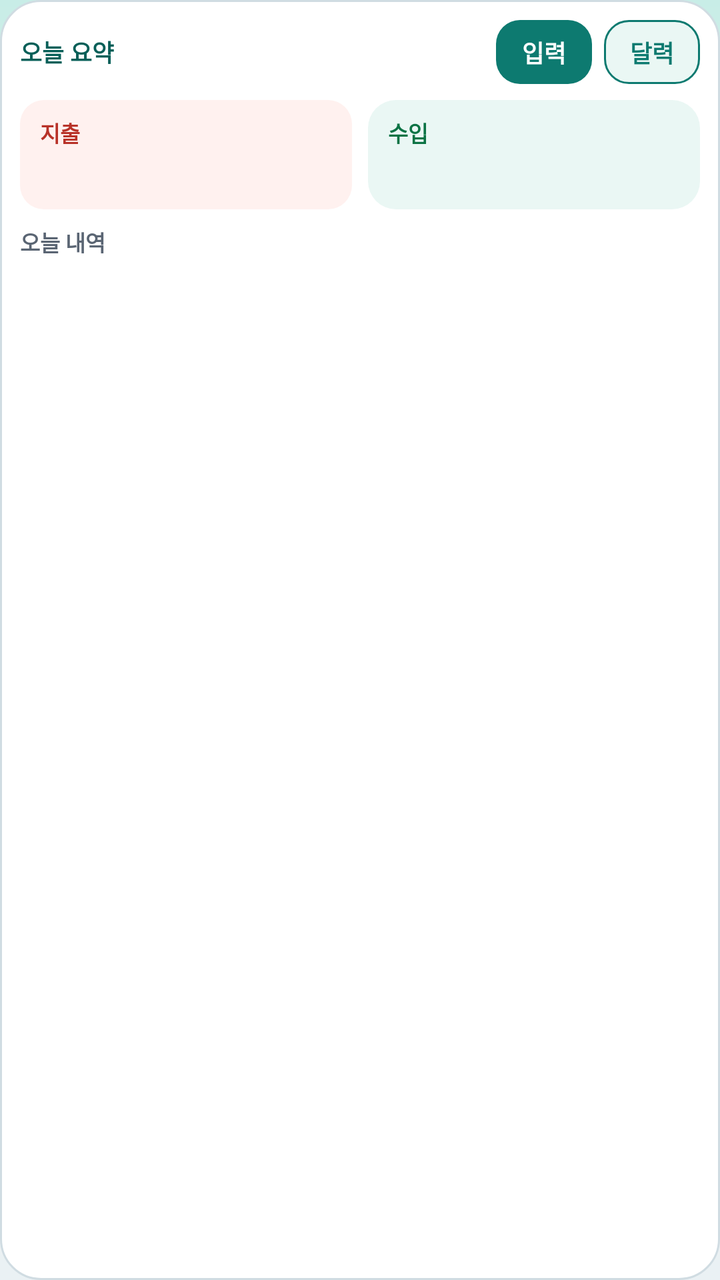
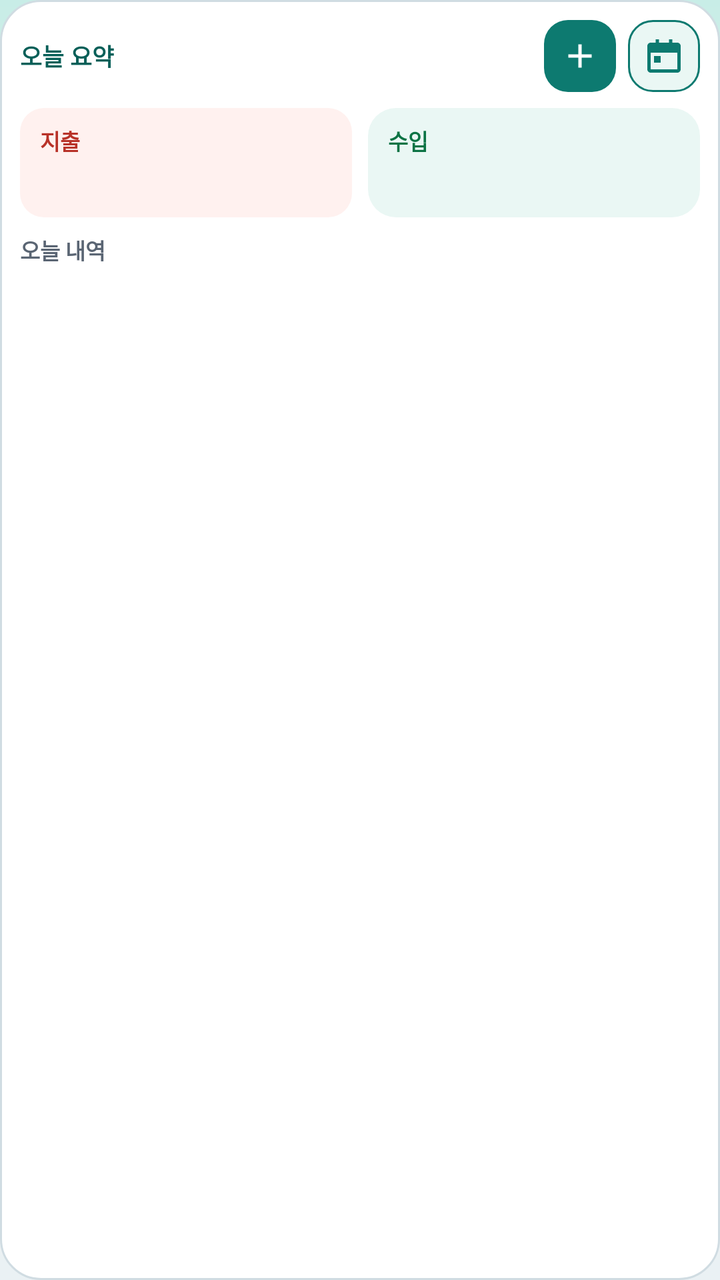

Before-and-after screenshots of an Android layout around one commit, followed by the original layout XML and the change that was made.
<!-- AndroidManifest.xml: application theme Theme.EasyLedger -->
<!-- res/layout/widget_today_expense.xml -->
<?xml version="1.0" encoding="utf-8"?>
<LinearLayout xmlns:android="http://schemas.android.com/apk/res/android"
    android:id="@+id/widget_root"
    android:layout_width="match_parent"
    android:layout_height="match_parent"
    android:background="@drawable/bg_widget"
    android:orientation="vertical"
    android:padding="10dp">

    <LinearLayout
        android:layout_width="match_parent"
        android:layout_height="wrap_content"
        android:gravity="center_vertical"
        android:orientation="horizontal">

        <TextView
            android:id="@+id/widget_title"
            android:layout_width="0dp"
            android:layout_height="wrap_content"
            android:layout_weight="1"
            android:ellipsize="end"
            android:maxLines="1"
            android:text="@string/widget_today_summary"
            android:textColor="#065F58"
            android:textSize="12sp"
            android:textStyle="bold" />

        <TextView
            android:id="@+id/widget_count"
            android:layout_width="wrap_content"
            android:layout_height="wrap_content"
            android:layout_marginEnd="8dp"
            android:textColor="#5A6573"
            android:textSize="11sp" />

        <TextView
            android:id="@+id/widget_add"
            android:layout_width="wrap_content"
            android:layout_height="32dp"
            android:background="@drawable/bg_widget_button"
            android:gravity="center"
            android:includeFontPadding="false"
            android:minWidth="48dp"
            android:paddingStart="12dp"
            android:paddingEnd="12dp"
            android:text="@string/widget_quick_input_short"
            android:textColor="#FFFFFF"
            android:textSize="12sp"
            android:textStyle="bold" />

        <TextView
            android:id="@+id/widget_detail"
            android:layout_width="wrap_content"
            android:layout_height="32dp"
            android:layout_marginStart="6dp"
            android:background="@drawable/bg_widget_button_outline"
            android:gravity="center"
            android:includeFontPadding="false"
            android:minWidth="48dp"
            android:paddingStart="12dp"
            android:paddingEnd="12dp"
            android:text="@string/widget_view_detail_short"
            android:textColor="#0D7A70"
            android:textSize="12sp"
            android:textStyle="bold" />
    </LinearLayout>

    <LinearLayout
        android:layout_width="match_parent"
        android:layout_height="wrap_content"
        android:layout_marginTop="8dp"
        android:orientation="horizontal">

        <LinearLayout
            android:layout_width="0dp"
            android:layout_height="wrap_content"
            android:layout_marginEnd="4dp"
            android:layout_weight="1"
            android:background="@drawable/bg_widget_panel_expense"
            android:orientation="vertical"
            android:paddingStart="10dp"
            android:paddingTop="8dp"
            android:paddingEnd="10dp"
            android:paddingBottom="8dp">

            <TextView
                android:layout_width="match_parent"
                android:layout_height="wrap_content"
                android:text="@string/expense"
                android:textColor="#B83228"
                android:textSize="11sp"
                android:textStyle="bold" />

            <TextView
                android:id="@+id/widget_expense"
                android:layout_width="match_parent"
                android:layout_height="wrap_content"
                android:layout_marginTop="2dp"
                android:ellipsize="end"
                android:maxLines="1"
                android:textColor="#121A24"
                android:textSize="15sp"
                android:textStyle="bold" />
        </LinearLayout>

        <LinearLayout
            android:layout_width="0dp"
            android:layout_height="wrap_content"
            android:layout_marginStart="4dp"
            android:layout_weight="1"
            android:background="@drawable/bg_widget_panel"
            android:orientation="vertical"
            android:paddingStart="10dp"
            android:paddingTop="8dp"
            android:paddingEnd="10dp"
            android:paddingBottom="8dp">

            <TextView
                android:layout_width="match_parent"
                android:layout_height="wrap_content"
                android:text="@string/income"
                android:textColor="#0B7344"
                android:textSize="11sp"
                android:textStyle="bold" />

            <TextView
                android:id="@+id/widget_income"
                android:layout_width="match_parent"
                android:layout_height="wrap_content"
                android:layout_marginTop="2dp"
                android:ellipsize="end"
                android:maxLines="1"
                android:textColor="#121A24"
                android:textSize="15sp"
                android:textStyle="bold" />
        </LinearLayout>
    </LinearLayout>

    <TextView
        android:id="@+id/widget_list_title"
        android:layout_width="match_parent"
        android:layout_height="wrap_content"
        android:layout_marginTop="8dp"
        android:text="@string/widget_today_list"
        android:textColor="#5A6573"
        android:textSize="11sp"
        android:textStyle="bold" />

    <LinearLayout
        android:id="@+id/widget_list"
        android:layout_width="match_parent"
        android:layout_height="0dp"
        android:layout_marginTop="2dp"
        android:layout_weight="1"
        android:orientation="vertical" />

    <TextView
        android:id="@+id/widget_empty"
        android:layout_width="match_parent"
        android:layout_height="0dp"
        android:layout_weight="1"
        android:gravity="center_vertical"
        android:text="@string/widget_today_empty"
        android:textColor="#8A94A1"
        android:textSize="12sp"
        android:visibility="gone" />

    <TextView
        android:id="@+id/widget_more"
        android:layout_width="match_parent"
        android:layout_height="wrap_content"
        android:layout_marginTop="2dp"
        android:gravity="end"
        android:textColor="#0D7A70"
        android:textSize="11sp"
        android:visibility="gone" />
</LinearLayout>
<!-- resources referenced by this layout -->
<resources>
  <!-- drawable bg_widget (drawable) -->
  <?xml version="1.0" encoding="utf-8"?>
  <shape xmlns:android="http://schemas.android.com/apk/res/android"
      android:shape="rectangle">
      <corners android:radius="20dp" />
      <solid android:color="#FFFFFF" />
      <stroke
          android:width="1dp"
          android:color="#D0DCE2" />
  </shape>
  <!-- drawable bg_widget_button (drawable) -->
  <?xml version="1.0" encoding="utf-8"?>
  <shape xmlns:android="http://schemas.android.com/apk/res/android"
      android:shape="rectangle">
      <corners android:radius="12dp" />
      <solid android:color="#0D7A70" />
  </shape>
  <!-- drawable bg_widget_button_outline (drawable) -->
  <?xml version="1.0" encoding="utf-8"?>
  <shape xmlns:android="http://schemas.android.com/apk/res/android"
      android:shape="rectangle">
      <corners android:radius="12dp" />
      <solid android:color="#EAF7F4" />
      <stroke
          android:width="1dp"
          android:color="#0D7A70" />
  </shape>
  <!-- drawable bg_widget_panel (drawable) -->
  <?xml version="1.0" encoding="utf-8"?>
  <shape xmlns:android="http://schemas.android.com/apk/res/android"
      android:shape="rectangle">
      <corners android:radius="14dp" />
      <solid android:color="#EAF7F4" />
  </shape>
  <!-- drawable bg_widget_panel_expense (drawable) -->
  <?xml version="1.0" encoding="utf-8"?>
  <shape xmlns:android="http://schemas.android.com/apk/res/android"
      android:shape="rectangle">
      <corners android:radius="12dp" />
      <solid android:color="#FFF1EF" />
  </shape>
  <string name="expense">지출</string>
  <string name="income">수입</string>
  <string name="widget_quick_input_short">입력</string>
  <string name="widget_today_empty">아직 기록이 없어요</string>
  <string name="widget_today_list">오늘 내역</string>
  <string name="widget_today_summary">오늘 요약</string>
  <string name="widget_view_detail_short">달력</string>
  <color name="brand">#0D7A70</color>
  <color name="on_brand">#FFFFFF</color>
  <color name="brand_deep">#065F58</color>
  <color name="card">#FFFFFF</color>
  <color name="page">#EAF1F4</color>
  <!-- drawable bg_page (drawable) -->
  <?xml version="1.0" encoding="utf-8"?>
  <shape xmlns:android="http://schemas.android.com/apk/res/android">
      <gradient
          android:angle="160"
          android:centerColor="@color/page_mid"
          android:endColor="@color/page"
          android:startColor="@color/page_top"
          android:type="linear" />
  </shape>
  <color name="page_top">#C8EDE7</color>
  <color name="ink">#121A24</color>
  <style name="Widget.EasyLedger.OutlinedButton" parent="Widget.Material3.Button.OutlinedButton">
          <item name="strokeColor">@color/line</item>
          <item name="android:textColor">@color/ink</item>
          <item name="cornerRadius">14dp</item>
      </style>
  <color name="page_mid">#F7EFE4</color>
  <color name="line">#D0DCE2</color>
  <!-- unchanged entries left out for length: 1 -->
</resources>

<!-- the commit's change to res/layout/widget_today_expense.xml (unified diff, before → after) -->
@@ -33,36 +33,26 @@
             android:textColor="#5A6573"
             android:textSize="11sp" />
 
-        <TextView
+        <ImageView
             android:id="@+id/widget_add"
-            android:layout_width="wrap_content"
-            android:layout_height="32dp"
+            android:layout_width="36dp"
+            android:layout_height="36dp"
             android:background="@drawable/bg_widget_button"
-            android:gravity="center"
-            android:includeFontPadding="false"
-            android:minWidth="48dp"
-            android:paddingStart="12dp"
-            android:paddingEnd="12dp"
-            android:text="@string/widget_quick_input_short"
-            android:textColor="#FFFFFF"
-            android:textSize="12sp"
-            android:textStyle="bold" />
+            android:contentDescription="@string/widget_quick_input_short"
+            android:padding="8dp"
+            android:scaleType="centerInside"
+            android:src="@drawable/ic_widget_add" />
 
-        <TextView
+        <ImageView
             android:id="@+id/widget_detail"
-            android:layout_width="wrap_content"
-            android:layout_height="32dp"
+            android:layout_width="36dp"
+            android:layout_height="36dp"
             android:layout_marginStart="6dp"
             android:background="@drawable/bg_widget_button_outline"
-            android:gravity="center"
-            android:includeFontPadding="false"
-            android:minWidth="48dp"
-            android:paddingStart="12dp"
-            android:paddingEnd="12dp"
-            android:text="@string/widget_view_detail_short"
-            android:textColor="#0D7A70"
-            android:textSize="12sp"
-            android:textStyle="bold" />
+            android:contentDescription="@string/widget_view_detail_short"
+            android:padding="8dp"
+            android:scaleType="centerInside"
+            android:src="@drawable/ic_widget_calendar" />
     </LinearLayout>
 
     <LinearLayout
<!-- resource entries referenced after the edit -->
@@ -41,6 +41,28 @@
       <corners android:radius="12dp" />
       <solid android:color="#FFF1EF" />
   </shape>
+  <!-- drawable ic_widget_add (drawable) -->
+  <?xml version="1.0" encoding="utf-8"?>
+  <vector xmlns:android="http://schemas.android.com/apk/res/android"
+      android:width="24dp"
+      android:height="24dp"
+      android:viewportWidth="24"
+      android:viewportHeight="24">
+      <path
+          android:fillColor="#FFFFFFFF"
+          android:pathData="M19,13h-6v6h-2v-6H5v-2h6V5h2v6h6v2z" />
+  </vector>
+  <!-- drawable ic_widget_calendar (drawable) -->
+  <?xml version="1.0" encoding="utf-8"?>
+  <vector xmlns:android="http://schemas.android.com/apk/res/android"
+      android:width="24dp"
+      android:height="24dp"
+      android:viewportWidth="24"
+      android:viewportHeight="24">
+      <path
+          android:fillColor="#FF0D7A70"
+          android:pathData="M7,2h2v2h6V2h2v2h3c1.1,0 2,0.9 2,2v14c0,1.1 -0.9,2 -2,2H4c-1.1,0 -2,-0.9 -2,-2V6c0,-1.1 0.9,-2 2,-2h3V2zM4,10v10h16V10H4zM6,12h4v4H6z" />
+  </vector>
   <string name="expense">지출</string>
   <string name="income">수입</string>
   <string name="widget_quick_input_short">입력</string>
